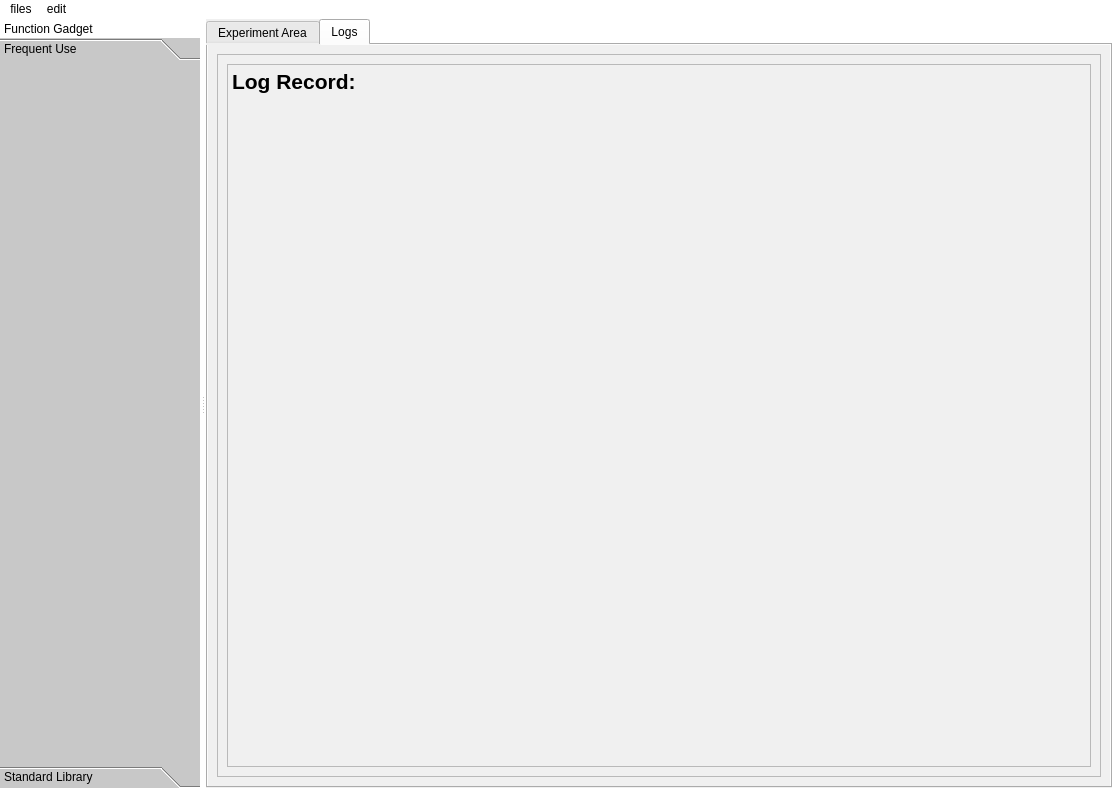
Hql1998/graduation_design, file GUI_part/main_window.ui: the form before one commit.
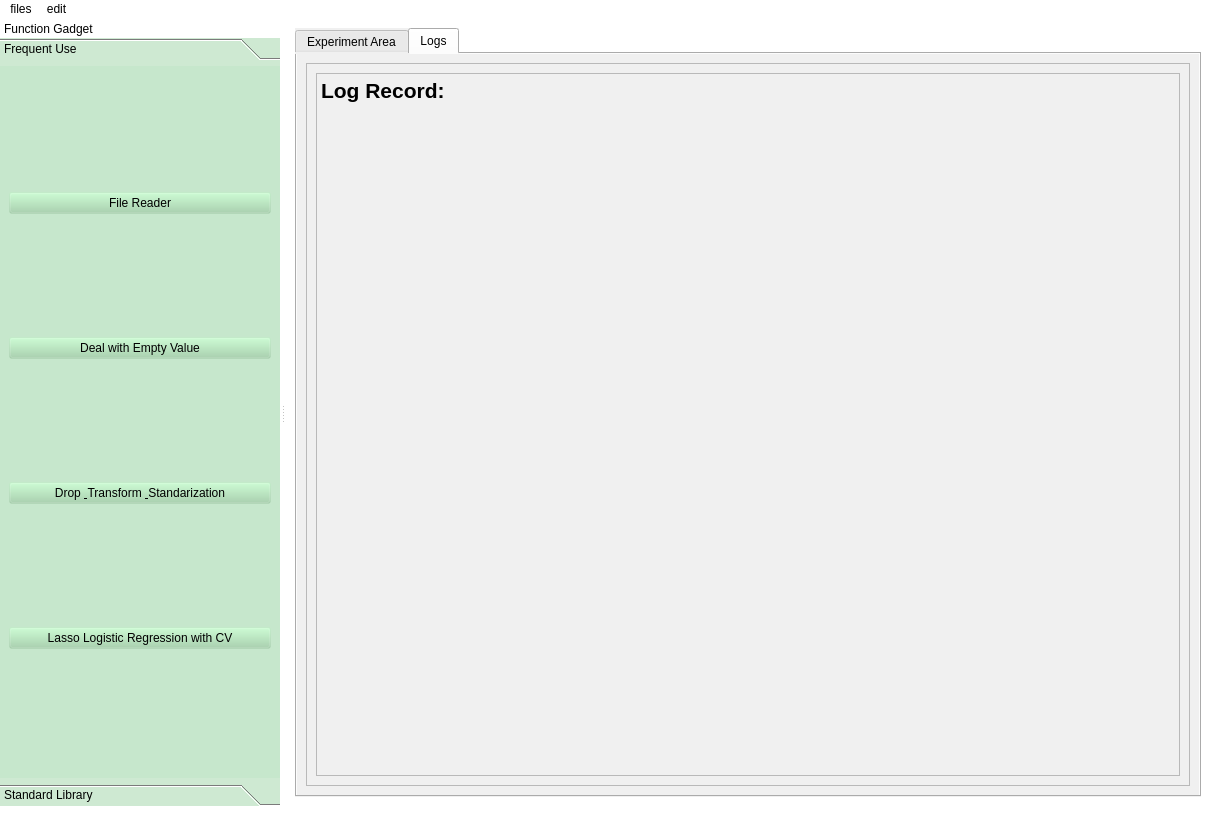
The form after the commit. The open tabs and pages were chosen to show the change. Icons and pictures are not drawn. Custom widgets are drawn as their Qt base class.

Patch:
```diff
--- a/GUI_part/main_window.ui
+++ b/GUI_part/main_window.ui
@@ -6,8 +6,8 @@
    <rect>
     <x>0</x>
     <y>0</y>
-    <width>1110</width>
-    <height>810</height>
+    <width>1208</width>
+    <height>828</height>
    </rect>
   </property>
   <property name="windowTitle">
@@ -26,19 +26,7 @@
    <bool>false</bool>
   </property>
   <widget class="QWidget" name="centralwidget">
-   <layout class="QVBoxLayout" name="verticalLayout_2">
-    <property name="leftMargin">
-     <number>0</number>
-    </property>
-    <property name="topMargin">
-     <number>0</number>
-    </property>
-    <property name="rightMargin">
-     <number>0</number>
-    </property>
-    <property name="bottomMargin">
-     <number>0</number>
-    </property>
+   <layout class="QHBoxLayout" name="horizontalLayout">
     <item>
      <widget class="QTabWidget" name="tabWidget">
       <property name="enabled">
@@ -90,7 +78,7 @@
        <attribute name="title">
         <string>Logs</string>
        </attribute>
-       <layout class="QHBoxLayout" name="horizontalLayout_5">
+       <layout class="QVBoxLayout" name="verticalLayout_4">
         <item>
          <widget class="QScrollArea" name="log_scroll_tab">
           <property name="styleSheet">
@@ -139,7 +127,7 @@
     <rect>
      <x>0</x>
      <y>0</y>
-     <width>1110</width>
+     <width>1208</width>
      <height>23</height>
     </rect>
    </property>
@@ -161,19 +149,18 @@
   <widget class="QDockWidget" name="dockWidget">
    <property name="minimumSize">
     <size>
-     <width>200</width>
+     <width>280</width>
      <height>143</height>
     </size>
    </property>
    <property name="maximumSize">
     <size>
-     <width>400</width>
+     <width>500</width>
      <height>524287</height>
     </size>
    </property>
    <property name="styleSheet">
-    <string notr="true">
-background-color: rgb(200, 200, 200);</string>
+    <string notr="true">background-color: rgba(159, 211, 167, 120);</string>
    </property>
    <property name="floating">
     <bool>false</bool>
@@ -209,8 +196,14 @@
      </property>
      <item>
       <widget class="QToolBox" name="toolBox">
+       <property name="minimumSize">
+        <size>
+         <width>200</width>
+         <height>0</height>
+        </size>
+       </property>
        <property name="styleSheet">
-        <string notr="true">background-color: rgb(200, 200, 200);</string>
+        <string notr="true">background-color: rgba(159, 211, 167, 20);</string>
        </property>
        <property name="currentIndex">
         <number>0</number>
@@ -220,16 +213,44 @@
          <rect>
           <x>0</x>
           <y>0</y>
-          <width>200</width>
-          <height>691</height>
+          <width>280</width>
+          <height>709</height>
          </rect>
         </property>
+        <property name="styleSheet">
+         <string notr="true"/>
+        </property>
         <attribute name="label">
          <string>Frequent Use</string>
         </attribute>
-        <layout class="QHBoxLayout" name="horizontalLayout_2">
+        <layout class="QVBoxLayout" name="verticalLayout_2">
          <item>
-          <widget class="QWidget" name="widget" native="true"/>
+          <widget class="QPushButton" name="pushButton_4">
+           <property name="text">
+            <string>File Reader</string>
+           </property>
+          </widget>
+         </item>
+         <item>
+          <widget class="QPushButton" name="pushButton_3">
+           <property name="text">
+            <string>Deal with Empty Value</string>
+           </property>
+          </widget>
+         </item>
+         <item>
+          <widget class="QPushButton" name="pushButton">
+           <property name="text">
+            <string>Drop &amp; Transform &amp; Standarization</string>
+           </property>
+          </widget>
+         </item>
+         <item>
+          <widget class="QPushButton" name="pushButton_2">
+           <property name="text">
+            <string>Lasso Logistic Regression with CV</string>
+           </property>
+          </widget>
          </item>
         </layout>
        </widget>
```
Left out of the diff: 81 changed lines with no effect on the pictures.
